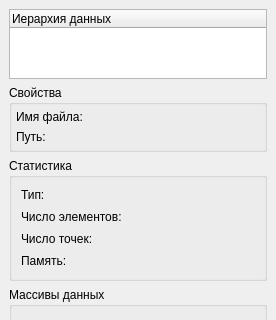
This is Qt/Components/Resources/UI/pqProxyInformationWidget.ui in vbnhfylbh/ParaView as Qt 5 draws it before an edit; both pictures show x 0 to 276 and y 0 to 320 of the 276 by 968 pixel window. The edited form follows.
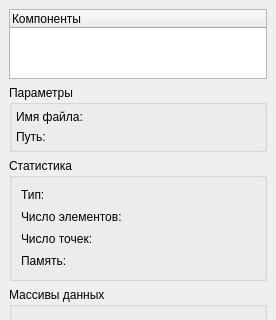
This is the edited form. Custom widgets are drawn as their Qt base class.

Patch:
```diff
--- a/Qt/Components/Resources/UI/pqProxyInformationWidget.ui
+++ b/Qt/Components/Resources/UI/pqProxyInformationWidget.ui
@@ -30,7 +30,7 @@
     <widget class="pqTreeWidget" name="compositeTree">
      <column>
       <property name="text">
-       <string>Иерархия данных</string>
+       <string>Компоненты</string>
       </property>
      </column>
     </widget>
@@ -38,7 +38,7 @@
    <item>
     <widget class="QGroupBox" name="properties">
      <property name="title">
-      <string>Свойства</string>
+      <string>Параметры</string>
      </property>
      <layout class="QGridLayout">
       <property name="margin">
```
